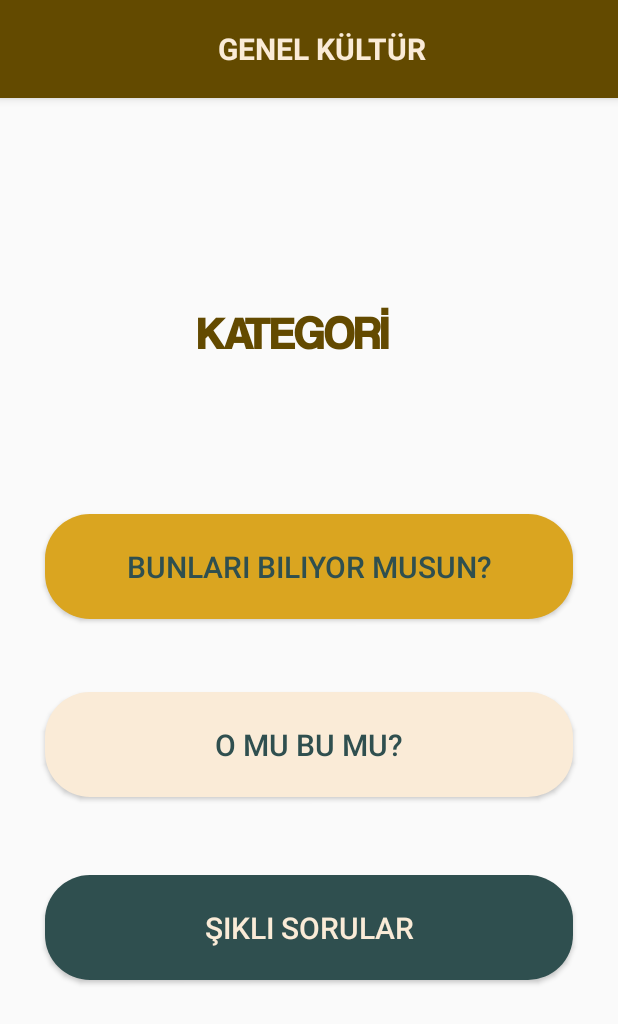
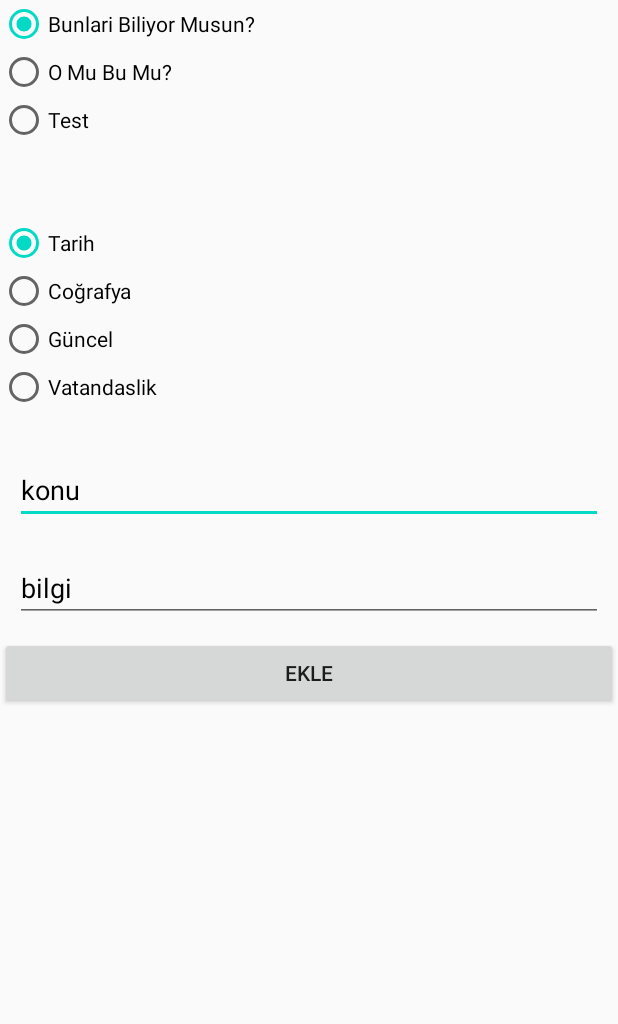
Before and after one commit to hilaltokgoz/GenelKultur, an Android app: the screen it shows after launch (MainActivity before the commit, AdminActivity after it), on a phone screen of 412 x 824 dp. Shown: the top 1024 px of the screen. Run offline under Robolectric (Android 15) with nearby library versions, the light colour scheme and no system bars; our stand-ins replace Firebase (no records; nobody signed in at launch, a user with empty details on screens opened directly).

Commit message:
Data kayıt için gerekli dizayn sayfası eklendi.

```diff
--- a/app/src/main/AndroidManifest.xml
+++ b/app/src/main/AndroidManifest.xml
@@ -9,6 +9,11 @@
         android:roundIcon="@mipmap/ic_launcher_round"
         android:supportsRtl="true"
         android:theme="@style/AppTheme">
+        <activity
+            android:name=".AdminActivity"
+            android:label="@string/title_activity_admin"
+            android:theme="@style/AppTheme.NoActionBar"></activity>
+
         <activity android:name=".MainActivity">
             <intent-filter>
                 <action android:name="android.intent.action.MAIN" />
--- /dev/null
+++ b/app/src/main/java/com/genelkultur/AdminActivity.kt
@@ -0,0 +1,35 @@
+package com.genelkultur
+
+import androidx.appcompat.app.AppCompatActivity
+import android.os.Bundle
+import android.view.View
+import kotlinx.android.synthetic.main.activity_admin.*
+
+class AdminActivity : AppCompatActivity() {
+    override fun onCreate(savedInstanceState: Bundle?) {
+        super.onCreate(savedInstanceState)
+        setContentView(R.layout.activity_admin)
+
+        radioButtonBBM.setOnClickListener {
+            if (radioButtonBBM.isChecked){
+                ll_bunlari_biliyormusun.visibility= View.VISIBLE
+                ll_omu_bumu.visibility=View.GONE
+                ll_test.visibility=View.GONE
+            }
+        }
+        radioButtonOB.setOnClickListener {
+            if (radioButtonOB.isChecked){
+                ll_bunlari_biliyormusun.visibility= View.GONE
+                ll_omu_bumu.visibility=View.VISIBLE
+                ll_test.visibility=View.GONE
+            }
+        }
+        radioButtonT.setOnClickListener {
+            if (radioButtonT.isChecked){
+                ll_bunlari_biliyormusun.visibility= View.GONE
+                ll_omu_bumu.visibility=View.GONE
+                ll_test.visibility=View.VISIBLE
+            }
+        }
+    }
+}
--- a/app/src/main/java/com/genelkultur/MainActivity.kt
+++ b/app/src/main/java/com/genelkultur/MainActivity.kt
@@ -1,5 +1,6 @@
 package com.genelkultur
 
+import android.content.Intent
 import androidx.appcompat.app.AppCompatActivity
 import android.os.Bundle
 
@@ -9,5 +10,8 @@ class MainActivity : AppCompatActivity() {
         super.onCreate(savedInstanceState)
         setContentView(R.layout.activity_main)
 
+
+        val intent =Intent(this,AdminActivity::class.java)
+        startActivity(intent)
     }
 }
--- /dev/null
+++ b/app/src/main/res/layout/activity_admin.xml
@@ -0,0 +1,234 @@
+<?xml version="1.0" encoding="utf-8"?>
+<ScrollView xmlns:android="http://schemas.android.com/apk/res/android"
+    xmlns:app="http://schemas.android.com/apk/res-auto"
+    xmlns:tools="http://schemas.android.com/tools"
+    android:layout_width="match_parent"
+    android:layout_height="match_parent"
+    tools:context=".AdminActivity">
+
+
+<androidx.constraintlayout.widget.ConstraintLayout
+    android:layout_width="match_parent"
+    android:layout_height="match_parent"
+
+    android:scrollbars="vertical">
+
+    <RadioGroup
+        android:id="@+id/radioGroupBolumler"
+        android:layout_width="match_parent"
+        android:layout_height="wrap_content"
+        app:layout_constraintEnd_toEndOf="parent"
+        app:layout_constraintStart_toStartOf="parent"
+        app:layout_constraintTop_toTopOf="parent">
+
+        <RadioButton
+            android:id="@+id/radioButtonBBM"
+            android:layout_width="wrap_content"
+            android:layout_height="wrap_content"
+            android:checked="true"
+            android:text="Bunlari Biliyor Musun?"
+            tools:layout_editor_absoluteX="93dp"
+            tools:layout_editor_absoluteY="85dp" />
+
+        <RadioButton
+            android:id="@+id/radioButtonOB"
+            android:layout_width="wrap_content"
+            android:layout_height="wrap_content"
+            android:text="O Mu Bu Mu?"
+            tools:layout_editor_absoluteX="95dp"
+            tools:layout_editor_absoluteY="143dp" />
+
+        <RadioButton
+            android:id="@+id/radioButtonT"
+            android:layout_width="wrap_content"
+            android:layout_height="wrap_content"
+            android:text="Test"
+            tools:layout_editor_absoluteX="95dp"
+            tools:layout_editor_absoluteY="199dp" />
+    </RadioGroup>
+
+    <RadioGroup
+        android:id="@+id/radioGroupDersler"
+        android:layout_width="match_parent"
+        android:layout_height="wrap_content"
+        android:layout_marginTop="50dp"
+        app:layout_constraintEnd_toEndOf="parent"
+        app:layout_constraintStart_toStartOf="parent"
+        app:layout_constraintTop_toBottomOf="@+id/radioGroupBolumler">
+
+        <RadioButton
+            android:id="@+id/radioButtonTarih"
+            android:layout_width="wrap_content"
+            android:layout_height="wrap_content"
+            android:checked="true"
+            android:text="Tarih"
+            app:layout_constraintStart_toStartOf="parent" />
+
+        <RadioButton
+            android:id="@+id/radioButtonCoğrafya"
+            android:layout_width="wrap_content"
+            android:layout_height="wrap_content"
+            android:text="Coğrafya"
+
+            tools:layout_editor_absoluteY="305dp" />
+
+        <RadioButton
+            android:id="@+id/radioButtonGuncel"
+            android:layout_width="wrap_content"
+            android:layout_height="wrap_content"
+            android:text="Güncel" />
+
+        <RadioButton
+            android:id="@+id/radioButtonVatandaslik"
+            android:layout_width="wrap_content"
+            android:layout_height="wrap_content"
+            android:text="Vatandaslik" />
+    </RadioGroup>
+
+
+    <LinearLayout
+        android:layout_width="match_parent"
+        android:layout_height="wrap_content"
+        android:orientation="vertical"
+        android:layout_marginTop="20dp"
+        android:layout_marginBottom="50dp"
+        app:layout_constraintBottom_toBottomOf="parent"
+        app:layout_constraintEnd_toEndOf="parent"
+        app:layout_constraintStart_toStartOf="parent"
+        app:layout_constraintTop_toBottomOf="@id/radioGroupDersler">
+
+        <LinearLayout
+            android:id="@+id/ll_bunlari_biliyormusun"
+            android:layout_width="match_parent"
+            android:layout_height="wrap_content"
+            android:orientation="vertical"
+            android:visibility="visible">
+
+            <EditText
+                android:id="@+id/et_bunlari_biliyormusun_konu"
+                android:layout_width="match_parent"
+                android:layout_height="wrap_content"
+                android:layout_margin="10dp"
+                android:hint="konu"
+                android:textColorHint="@android:color/black" />
+
+            <EditText
+                android:id="@+id/et_bunlari_biliyormusun_bilgi"
+                android:layout_width="match_parent"
+                android:layout_height="wrap_content"
+                android:layout_margin="10dp"
+                android:hint="bilgi"
+                android:textColorHint="@android:color/black" />
+
+            <Button
+                android:id="@+id/btn_bunlari_biliyormusun_ekle"
+                android:layout_width="match_parent"
+                android:layout_height="wrap_content"
+                android:text="ekle" />
+        </LinearLayout>
+
+        <LinearLayout
+            android:id="@+id/ll_omu_bumu"
+            android:layout_width="match_parent"
+            android:layout_height="wrap_content"
+            android:orientation="vertical"
+            android:visibility="gone">
+
+            <EditText
+                android:id="@+id/et_omu_bumu_soru"
+                android:layout_width="match_parent"
+                android:layout_height="wrap_content"
+                android:layout_margin="10dp"
+                android:hint="soru"
+                android:textColorHint="@android:color/black" />
+
+            <EditText
+                android:id="@+id/et_omu_bumu_dogru_cevap"
+                android:layout_width="match_parent"
+                android:layout_height="wrap_content"
+                android:layout_margin="10dp"
+                android:hint="dogru cevap"
+                android:textColorHint="@android:color/black" />
+
+            <EditText
+                android:id="@+id/et_omu_bumu_yanlis_cevap"
+                android:layout_width="match_parent"
+                android:layout_height="wrap_content"
+                android:layout_margin="10dp"
+                android:hint="yanlis cevap"
+                android:textColorHint="@android:color/black" />
+
+            <Button
+                android:id="@+id/btn_omu_bumu_ekle"
+                android:layout_width="match_parent"
+                android:layout_height="wrap_content"
+                android:text="ekle" />
+        </LinearLayout>
+
+        <LinearLayout
+            android:id="@+id/ll_test"
+            android:layout_width="match_parent"
+            android:layout_height="wrap_content"
+            android:orientation="vertical"
+            android:visibility="gone">
+
+            <EditText
+                android:id="@+id/et_test_soru"
+                android:layout_width="match_parent"
+                android:layout_height="wrap_content"
+                android:layout_margin="10dp"
+                android:hint="soru"
+                android:textColorHint="@android:color/black" />
+
+            <EditText
+                android:id="@+id/et_test_dogru_cevap"
+                android:layout_width="match_parent"
+                android:layout_height="wrap_content"
+                android:layout_margin="10dp"
+                android:hint="dogru cevap"
+                android:textColorHint="@android:color/black" />
+
+            <EditText
+                android:id="@+id/et_omu_test_yanlis_cevap1"
+                android:layout_width="match_parent"
+                android:layout_height="wrap_content"
+                android:layout_margin="10dp"
+                android:hint="yanlis cevap1"
+                android:textColorHint="@android:color/black" />
+
+            <EditText
+                android:id="@+id/et_omu_test_yanlis_cevap2"
+                android:layout_width="match_parent"
+                android:layout_height="wrap_content"
+                android:layout_margin="10dp"
+                android:hint="yanlis cevap2"
+                android:textColorHint="@android:color/black" />
+
+            <EditText
+                android:id="@+id/et_omu_test_yanlis_cevap3"
+                android:layout_width="match_parent"
+                android:layout_height="wrap_content"
+                android:layout_margin="10dp"
+                android:hint="yanlis cevap3"
+                android:textColorHint="@android:color/black" />
+
+            <EditText
+                android:id="@+id/et_omu_test_yanlis_cevap4"
+                android:layout_width="match_parent"
+                android:layout_height="wrap_content"
+                android:layout_margin="10dp"
+                android:hint="yanlis cevap4"
+                android:textColorHint="@android:color/black" />
+
+            <Button
+                android:id="@+id/btn_test_ekle"
+                android:layout_width="match_parent"
+                android:layout_height="wrap_content"
+                android:text="ekle" />
+
+        </LinearLayout>
+
+    </LinearLayout>
+
+</androidx.constraintlayout.widget.ConstraintLayout>
+</ScrollView>
--- /dev/null
+++ b/app/src/main/res/values/dimens.xml
@@ -0,0 +1,3 @@
+<resources>
+    <dimen name="fab_margin">16dp</dimen>
+</resources>
--- a/app/src/main/res/values/styles.xml
+++ b/app/src/main/res/values/styles.xml
@@ -7,4 +7,13 @@
         <item name="colorAccent">@color/colorAccent</item>
     </style>
 
+    <style name="AppTheme.NoActionBar">
+        <item name="windowActionBar">false</item>
+        <item name="windowNoTitle">true</item>
+    </style>
+
+    <style name="AppTheme.AppBarOverlay" parent="ThemeOverlay.AppCompat.Dark.ActionBar" />
+
+    <style name="AppTheme.PopupOverlay" parent="ThemeOverlay.AppCompat.Light" />
+
 </resources>
```
Also changed, not shown: app/build.gradle (+8 -0 lines), app/src/main/java/com/genelkultur/FirstFragment.kt (added, +31 -0 lines), app/src/main/java/com/genelkultur/SecondFragment.kt (added, +31 -0 lines), app/src/main/res/layout/fragment_first.xml (added, +28 -0 lines), app/src/main/res/layout/fragment_second.xml (added, +27 -0 lines), app/src/main/res/navigation/nav_graph.xml (added, +28 -0 lines), app/src/main/res/values/strings.xml (+9 -0 lines).
